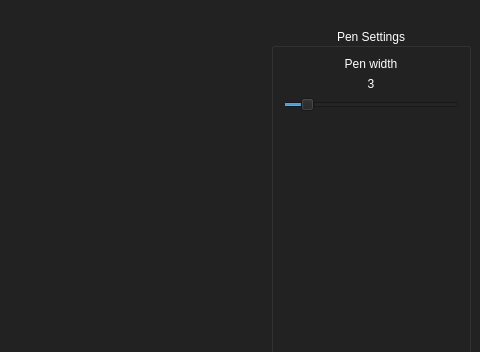
First picture: the form in src/gui/image_viewer.ui, repository BenjikQ/Livewire, before the edit; both pictures show x 320 to 800 and y 0 to 352 of the 800 by 600 pixel window.
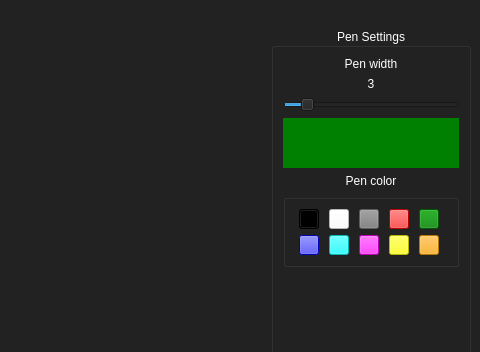
Second picture: the form after the edit.

Commit message: Change pen color

The edit to the form file:
```diff
--- a/src/gui/image_viewer.ui
+++ b/src/gui/image_viewer.ui
@@ -141,6 +141,339 @@
          </property>
         </widget>
        </item>
+       <item>
+        <widget class="QLabel" name="color">
+         <property name="sizePolicy">
+          <sizepolicy hsizetype="Expanding" vsizetype="Minimum">
+           <horstretch>0</horstretch>
+           <verstretch>0</verstretch>
+          </sizepolicy>
+         </property>
+         <property name="minimumSize">
+          <size>
+           <width>50</width>
+           <height>50</height>
+          </size>
+         </property>
+         <property name="styleSheet">
+          <string notr="true">background: green
+</string>
+         </property>
+         <property name="text">
+          <string/>
+         </property>
+         <property name="alignment">
+          <set>Qt::AlignCenter</set>
+         </property>
+        </widget>
+       </item>
+       <item>
+        <widget class="QLabel" name="label">
+         <property name="text">
+          <string>Pen color</string>
+         </property>
+         <property name="alignment">
+          <set>Qt::AlignCenter</set>
+         </property>
+        </widget>
+       </item>
+       <item>
+        <widget class="QGroupBox" name="groupBox2">
+         <property name="title">
+          <string/>
+         </property>
+         <property name="alignment">
+          <set>Qt::AlignCenter</set>
+         </property>
+         <layout class="QGridLayout" name="gridLayout">
+          <item row="0" column="0">
+           <widget class="QPushButton" name="black">
+            <property name="sizePolicy">
+             <sizepolicy hsizetype="Fixed" vsizetype="Fixed">
+              <horstretch>0</horstretch>
+              <verstretch>0</verstretch>
+             </sizepolicy>
+            </property>
+            <property name="minimumSize">
+             <size>
+              <width>20</width>
+              <height>20</height>
+             </size>
+            </property>
+            <property name="maximumSize">
+             <size>
+              <width>20</width>
+              <height>20</height>
+             </size>
+            </property>
+            <property name="styleSheet">
+             <string notr="true">background: black
+
+</string>
+            </property>
+            <property name="text">
+             <string/>
+            </property>
+           </widget>
+          </item>
+          <item row="0" column="3">
+           <widget class="QPushButton" name="red">
+            <property name="sizePolicy">
+             <sizepolicy hsizetype="Fixed" vsizetype="Fixed">
+              <horstretch>0</horstretch>
+              <verstretch>0</verstretch>
+             </sizepolicy>
+            </property>
+            <property name="minimumSize">
+             <size>
+              <width>20</width>
+              <height>20</height>
+             </size>
+            </property>
+            <property name="maximumSize">
+             <size>
+              <width>20</width>
+              <height>20</height>
+             </size>
+            </property>
+            <property name="styleSheet">
+             <string notr="true">background: red
+</string>
+            </property>
+            <property name="text">
+             <string/>
+            </property>
+           </widget>
+          </item>
+          <item row="0" column="2">
+           <widget class="QPushButton" name="gray">
+            <property name="sizePolicy">
+             <sizepolicy hsizetype="Fixed" vsizetype="Fixed">
+              <horstretch>0</horstretch>
+              <verstretch>0</verstretch>
+             </sizepolicy>
+            </property>
+            <property name="minimumSize">
+             <size>
+              <width>20</width>
+              <height>20</height>
+             </size>
+            </property>
+            <property name="maximumSize">
+             <size>
+              <width>20</width>
+              <height>20</height>
+             </size>
+            </property>
+            <property name="styleSheet">
+             <string notr="true">background: gray</string>
+            </property>
+            <property name="text">
+             <string/>
+            </property>
+           </widget>
+          </item>
+          <item row="0" column="1">
+           <widget class="QPushButton" name="white">
+            <property name="sizePolicy">
+             <sizepolicy hsizetype="Fixed" vsizetype="Fixed">
+              <horstretch>0</horstretch>
+              <verstretch>0</verstretch>
+             </sizepolicy>
+            </property>
+            <property name="minimumSize">
+             <size>
+              <width>20</width>
+              <height>20</height>
+             </size>
+            </property>
+            <property name="maximumSize">
+             <size>
+              <width>20</width>
+              <height>20</height>
+             </size>
+            </property>
+            <property name="styleSheet">
+             <string notr="true">background: white</string>
+            </property>
+            <property name="text">
+             <string/>
+            </property>
+           </widget>
+          </item>
+          <item row="0" column="4">
+           <widget class="QPushButton" name="green">
+            <property name="sizePolicy">
+             <sizepolicy hsizetype="Fixed" vsizetype="Fixed">
+              <horstretch>0</horstretch>
+              <verstretch>0</verstretch>
+             </sizepolicy>
+            </property>
+            <property name="minimumSize">
+             <size>
+              <width>20</width>
+              <height>20</height>
+             </size>
+            </property>
+            <property name="maximumSize">
+             <size>
+              <width>20</width>
+              <height>20</height>
+             </size>
+            </property>
+            <property name="styleSheet">
+             <string notr="true">background: green
+
+</string>
+            </property>
+            <property name="text">
+             <string/>
+            </property>
+           </widget>
+          </item>
+          <item row="1" column="0">
+           <widget class="QPushButton" name="blue">
+            <property name="sizePolicy">
+             <sizepolicy hsizetype="Fixed" vsizetype="Fixed">
+              <horstretch>0</horstretch>
+              <verstretch>0</verstretch>
+             </sizepolicy>
+            </property>
+            <property name="minimumSize">
+             <size>
+              <width>20</width>
+              <height>20</height>
+             </size>
+            </property>
+            <property name="maximumSize">
+             <size>
+              <width>20</width>
+              <height>20</height>
+             </size>
+            </property>
+            <property name="styleSheet">
+             <string notr="true">background: blue</string>
+            </property>
+            <property name="text">
+             <string/>
+            </property>
+           </widget>
+          </item>
+          <item row="1" column="1">
+           <widget class="QPushButton" name="cyan">
+            <property name="sizePolicy">
+             <sizepolicy hsizetype="Fixed" vsizetype="Fixed">
+              <horstretch>0</horstretch>
+              <verstretch>0</verstretch>
+             </sizepolicy>
+            </property>
+            <property name="minimumSize">
+             <size>
+              <width>20</width>
+              <height>20</height>
+             </size>
+            </property>
+            <property name="maximumSize">
+             <size>
+              <width>20</width>
+              <height>20</height>
+             </size>
+            </property>
+            <property name="styleSheet">
+             <string notr="true">background: cyan</string>
+            </property>
+            <property name="text">
+             <string/>
+            </property>
+           </widget>
+          </item>
+          <item row="1" column="2">
+           <widget class="QPushButton" name="magenta">
+            <property name="sizePolicy">
+             <sizepolicy hsizetype="Fixed" vsizetype="Fixed">
+              <horstretch>0</horstretch>
+              <verstretch>0</verstretch>
+             </sizepolicy>
+            </property>
+            <property name="minimumSize">
+             <size>
+              <width>20</width>
+              <height>20</height>
+             </size>
+            </property>
+            <property name="maximumSize">
+             <size>
+              <width>20</width>
+              <height>20</height>
+             </size>
+            </property>
+            <property name="styleSheet">
+             <string notr="true">background: magenta</string>
+            </property>
+            <property name="text">
+             <string/>
+            </property>
+           </widget>
+          </item>
+          <item row="1" column="3">
+           <widget class="QPushButton" name="yellow">
+            <property name="sizePolicy">
+             <sizepolicy hsizetype="Fixed" vsizetype="Fixed">
+              <horstretch>0</horstretch>
+              <verstretch>0</verstretch>
+             </sizepolicy>
+            </property>
+            <property name="minimumSize">
+             <size>
+              <width>20</width>
+              <height>20</height>
+             </size>
+            </property>
+            <property name="maximumSize">
+             <size>
+              <width>20</width>
+              <height>20</height>
+             </size>
+            </property>
+            <property name="styleSheet">
+             <string notr="true">background: yellow</string>
+            </property>
+            <property name="text">
+             <string/>
+            </property>
+           </widget>
+          </item>
+          <item row="1" column="4">
+           <widget class="QPushButton" name="orange">
+            <property name="sizePolicy">
+             <sizepolicy hsizetype="Fixed" vsizetype="Fixed">
+              <horstretch>0</horstretch>
+              <verstretch>0</verstretch>
+             </sizepolicy>
+            </property>
+            <property name="minimumSize">
+             <size>
+              <width>20</width>
+              <height>20</height>
+             </size>
+            </property>
+            <property name="maximumSize">
+             <size>
+              <width>20</width>
+              <height>20</height>
+             </size>
+            </property>
+            <property name="styleSheet">
+             <string notr="true">background: orange</string>
+            </property>
+            <property name="text">
+             <string/>
+            </property>
+           </widget>
+          </item>
+         </layout>
+        </widget>
+       </item>
        <item>
         <spacer name="verticalSpacer">
          <property name="orientation">
```
The commit also changes 3 other files.
